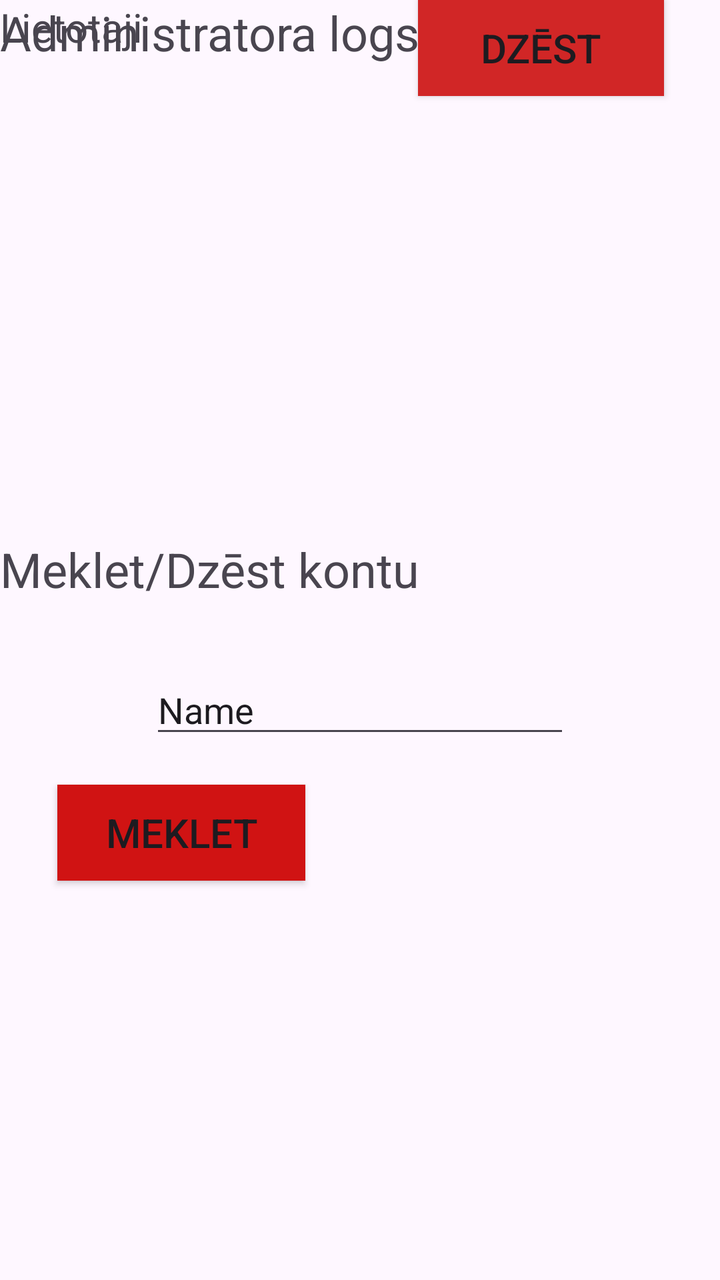
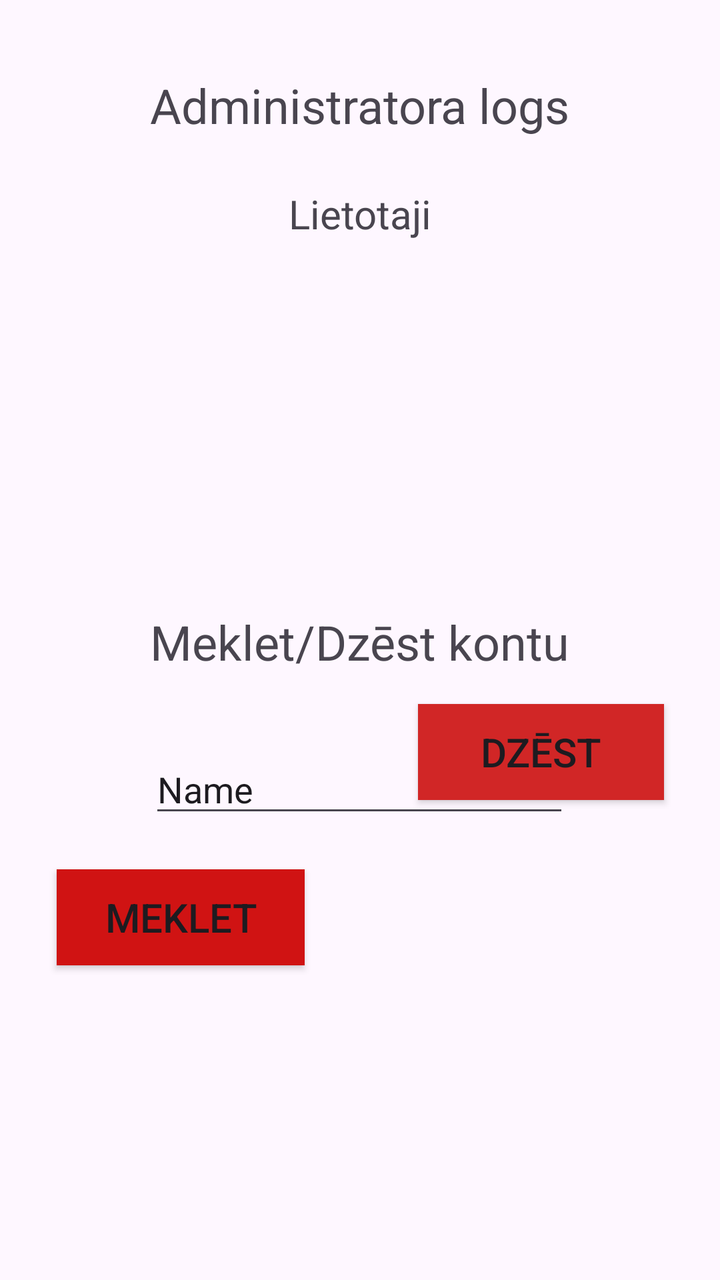

Two renders of the same Android screen: before a commit and after it. Below are the layout's source before the change and the commit's diff.
<!-- AndroidManifest.xml: application theme Theme._11_PD2_PA_Giruckis_Nikitins_2026 -->
<!-- res/layout/admin_logs.xml -->
<?xml version="1.0" encoding="utf-8"?>
<androidx.constraintlayout.widget.ConstraintLayout xmlns:android="http://schemas.android.com/apk/res/android"
    xmlns:app="http://schemas.android.com/apk/res-auto"
    xmlns:tools="http://schemas.android.com/tools"
    android:layout_width="match_parent"
    android:layout_height="match_parent">

    <TextView
        android:id="@+id/admin_logs_text"
        android:layout_width="wrap_content"
        android:layout_height="wrap_content"
        android:text="Administratora logs"
        android:textSize="24sp"
        tools:layout_editor_absoluteX="100dp"
        tools:layout_editor_absoluteY="25dp" />

    <TextView
        android:id="@+id/adming_logs_text2"
        android:layout_width="wrap_content"
        android:layout_height="wrap_content"
        android:text="Lietotaji"
        android:textSize="20sp"
        tools:layout_editor_absoluteX="169dp"
        tools:layout_editor_absoluteY="94dp" />

    <Button
        android:id="@+id/search_button"
        android:layout_width="124dp"
        android:layout_height="48dp"
        android:layout_marginStart="28dp"
        android:layout_marginTop="360dp"
        android:layout_marginEnd="56dp"
        android:background="#D01313"
        android:text="Meklet"
        android:textSize="20sp"
        app:layout_constraintEnd_toStartOf="@+id/delete_button"
        app:layout_constraintStart_toStartOf="parent"
        app:layout_constraintTop_toBottomOf="@+id/admin_logs_text" />

    <Button
        android:id="@+id/delete_button"
        android:layout_width="123dp"
        android:layout_height="48dp"
        android:layout_marginEnd="28dp"
        android:background="#D12626"
        android:text="Dzēst"
        android:textSize="20sp"
        app:layout_constraintEnd_toEndOf="parent"
        tools:layout_editor_absoluteY="417dp" />

    <EditText
        android:id="@+id/admin_logs_search"
        android:layout_width="wrap_content"
        android:layout_height="wrap_content"
        android:layout_marginTop="32dp"
        android:ems="10"
        android:inputType="text"
        android:text="Name"
        app:layout_constraintEnd_toEndOf="parent"
        app:layout_constraintStart_toStartOf="parent"
        app:layout_constraintTop_toBottomOf="@+id/admin_logs_text3" />

    <TextView
        android:id="@+id/admin_logs_text3"
        android:layout_width="wrap_content"
        android:layout_height="wrap_content"
        android:layout_marginTop="236dp"
        android:text="Meklet/Dzēst kontu"
        android:textSize="24sp"
        app:layout_constraintTop_toBottomOf="@+id/admin_logs_text"
        tools:layout_editor_absoluteX="100dp" />

    <ScrollView
        android:id="@+id/Lietotaju_view"
        android:layout_width="332dp"
        android:layout_height="131dp"
        android:layout_marginTop="76dp"
        android:outlineAmbientShadowColor="#1B1A1A"
        android:outlineSpotShadowColor="#DB3232"
        app:layout_constraintEnd_toEndOf="parent"
        app:layout_constraintStart_toStartOf="parent"
        app:layout_constraintTop_toBottomOf="@+id/admin_logs_text">

        <LinearLayout
            android:layout_width="match_parent"
            android:layout_height="wrap_content"
            android:orientation="vertical" />
    </ScrollView>

</androidx.constraintlayout.widget.ConstraintLayout>
<!-- resources referenced by this layout -->
<resources>
  <style name="Theme._11_PD2_PA_Giruckis_Nikitins_2026" parent="Base.Theme._11_PD2_PA_Giruckis_Nikitins_2026" />
  <style name="Base.Theme._11_PD2_PA_Giruckis_Nikitins_2026" parent="Theme.Material3.DayNight.NoActionBar">
          
          
      </style>
</resources>

<!-- the commit's change to res/layout/admin_logs.xml (unified diff, before → after) -->
@@ -9,19 +9,24 @@
         android:id="@+id/admin_logs_text"
         android:layout_width="wrap_content"
         android:layout_height="wrap_content"
-        android:text="Administratora logs"
+        android:text="@string/AdminLog_Text"
         android:textSize="24sp"
-        tools:layout_editor_absoluteX="100dp"
-        tools:layout_editor_absoluteY="25dp" />
+        app:layout_constraintBottom_toBottomOf="parent"
+        app:layout_constraintEnd_toEndOf="parent"
+        app:layout_constraintStart_toStartOf="parent"
+        app:layout_constraintTop_toTopOf="parent"
+        app:layout_constraintVertical_bias="0.06" />
 
     <TextView
         android:id="@+id/adming_logs_text2"
         android:layout_width="wrap_content"
         android:layout_height="wrap_content"
-        android:text="Lietotaji"
+        android:text="@string/AdminLog_Tab_Text"
         android:textSize="20sp"
-        tools:layout_editor_absoluteX="169dp"
-        tools:layout_editor_absoluteY="94dp" />
+        app:layout_constraintBottom_toTopOf="@+id/Lietotaju_view"
+        app:layout_constraintEnd_toEndOf="parent"
+        app:layout_constraintStart_toStartOf="parent"
+        app:layout_constraintTop_toBottomOf="@+id/admin_logs_text" />
 
     <Button
         android:id="@+id/search_button"
@@ -31,22 +36,28 @@
         android:layout_marginTop="360dp"
         android:layout_marginEnd="56dp"
         android:background="#D01313"
-        android:text="Meklet"
+        android:text="@string/AdminLog_Find_Button_Text"
         android:textSize="20sp"
+        app:layout_constraintBottom_toBottomOf="parent"
         app:layout_constraintEnd_toStartOf="@+id/delete_button"
+        app:layout_constraintHorizontal_bias="0.211"
         app:layout_constraintStart_toStartOf="parent"
-        app:layout_constraintTop_toBottomOf="@+id/admin_logs_text" />
+        app:layout_constraintTop_toBottomOf="@+id/admin_logs_text"
+        app:layout_constraintVertical_bias="0.036" />
 
     <Button
         android:id="@+id/delete_button"
         android:layout_width="123dp"
         android:layout_height="48dp"
         android:layout_marginEnd="28dp"
+        android:layout_marginBottom="240dp"
         android:background="#D12626"
-        android:text="Dzēst"
+        android:text="@string/AdminLog_Delete_Button_Text"
         android:textSize="20sp"
+        app:layout_constraintBottom_toBottomOf="parent"
         app:layout_constraintEnd_toEndOf="parent"
-        tools:layout_editor_absoluteY="417dp" />
+        app:layout_constraintTop_toBottomOf="@+id/admin_logs_text"
+        app:layout_constraintVertical_bias="1.0" />
 
     <EditText
         android:id="@+id/admin_logs_search"
@@ -56,19 +67,23 @@
         android:ems="10"
         android:inputType="text"
         android:text="Name"
+        app:layout_constraintBottom_toBottomOf="parent"
         app:layout_constraintEnd_toEndOf="parent"
+        app:layout_constraintHorizontal_bias="0.497"
         app:layout_constraintStart_toStartOf="parent"
-        app:layout_constraintTop_toBottomOf="@+id/admin_logs_text3" />
+        app:layout_constraintTop_toBottomOf="@+id/admin_logs_text3"
+        app:layout_constraintVertical_bias="0.015" />
 
     <TextView
         android:id="@+id/admin_logs_text3"
         android:layout_width="wrap_content"
         android:layout_height="wrap_content"
         android:layout_marginTop="236dp"
-        android:text="Meklet/Dzēst kontu"
+        android:text="@string/AdminLog_DeleteFind_Text"
         android:textSize="24sp"
-        app:layout_constraintTop_toBottomOf="@+id/admin_logs_text"
-        tools:layout_editor_absoluteX="100dp" />
+        app:layout_constraintEnd_toEndOf="parent"
+        app:layout_constraintStart_toStartOf="parent"
+        app:layout_constraintTop_toBottomOf="@+id/admin_logs_text" />
 
     <ScrollView
         android:id="@+id/Lietotaju_view"
@@ -77,9 +92,12 @@
         android:layout_marginTop="76dp"
         android:outlineAmbientShadowColor="#1B1A1A"
         android:outlineSpotShadowColor="#DB3232"
+        app:layout_constraintBottom_toTopOf="@+id/admin_logs_text3"
         app:layout_constraintEnd_toEndOf="parent"
+        app:layout_constraintHorizontal_bias="0.493"
         app:layout_constraintStart_toStartOf="parent"
-        app:layout_constraintTop_toBottomOf="@+id/admin_logs_text">
+        app:layout_constraintTop_toBottomOf="@+id/admin_logs_text"
+        app:layout_constraintVertical_bias="0.0">
 
         <LinearLayout
             android:layout_width="match_parent"
<!-- resource entries referenced after the edit -->
@@ -1,5 +1,10 @@
 <!-- resources referenced by this layout -->
 <resources>
+  <string name="AdminLog_DeleteFind_Text">Meklet/Dzēst kontu</string>
+  <string name="AdminLog_Delete_Button_Text">Dzēst</string>
+  <string name="AdminLog_Find_Button_Text">Meklet</string>
+  <string name="AdminLog_Tab_Text">Lietotaji</string>
+  <string name="AdminLog_Text">Administratora logs</string>
   <style name="Theme._11_PD2_PA_Giruckis_Nikitins_2026" parent="Base.Theme._11_PD2_PA_Giruckis_Nikitins_2026" />
   <style name="Base.Theme._11_PD2_PA_Giruckis_Nikitins_2026" parent="Theme.Material3.DayNight.NoActionBar">
           
